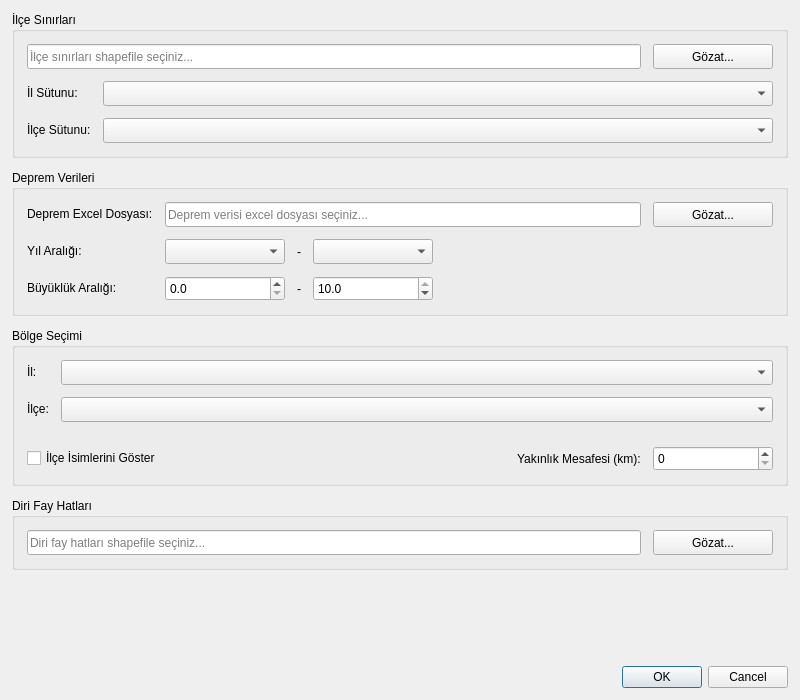
Before: the Qt Designer form ui/ui_EarthquakeAnalysisDialog.ui in 0nur0duncu/pau_earthquake_analysis, drawn with Qt 5.
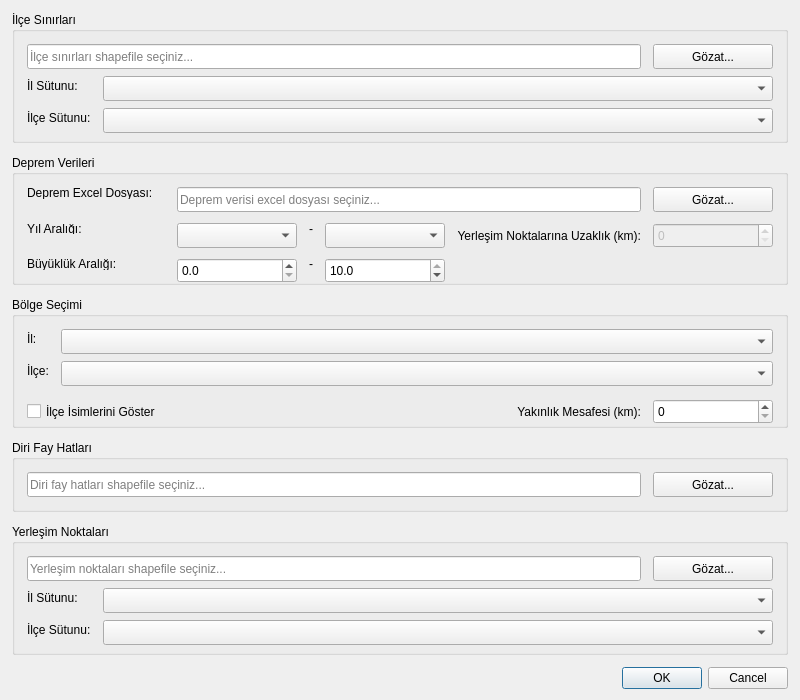
After: the same form once the commit is applied.

```diff
--- a/ui/ui_EarthquakeAnalysisDialog.ui
+++ b/ui/ui_EarthquakeAnalysisDialog.ui
@@ -130,7 +130,7 @@
        <enum>QFormLayout::AllNonFixedFieldsGrow</enum>
       </property>
       <property name="spacing">
-       <number>12</number>
+       <number>24</number>
       </property>
       <property name="margin">
        <number>12</number>
@@ -233,6 +233,41 @@
           </property>
          </spacer>
         </item>
+        <item>
+         <widget class="QLabel" name="settlementDistanceLabel">
+          <property name="minimumSize">
+           <size>
+            <width>0</width>
+            <height>25</height>
+           </size>
+          </property>
+          <property name="text">
+           <string>Yerleşim Noktalarına Uzaklık (km):</string>
+          </property>
+          <property name="alignment">
+           <set>Qt::AlignRight|Qt::AlignVCenter</set>
+          </property>
+         </widget>
+        </item>
+        <item>
+         <widget class="QSpinBox" name="settlementDistanceSpinBox">
+          <property name="minimumSize">
+           <size>
+            <width>120</width>
+            <height>25</height>
+           </size>
+          </property>
+          <property name="maximum">
+           <number>100</number>
+          </property>
+          <property name="singleStep">
+           <number>1</number>
+          </property>
+          <property name="enabled">
+           <bool>false</bool>
+          </property>
+         </widget>
+        </item>
        </layout>
       </item>
       <item row="2" column="0">
@@ -376,11 +411,26 @@
         <property name="spacing">
          <number>12</number>
         </property>
+        <property name="leftMargin">
+         <number>0</number>
+        </property>
         <property name="topMargin">
-         <number>12</number>
+         <number>6</number>
+        </property>
+        <property name="rightMargin">
+         <number>0</number>
+        </property>
+        <property name="bottomMargin">
+         <number>6</number>
         </property>
         <item>
          <widget class="QCheckBox" name="showLabelsCheckBox">
+          <property name="minimumSize">
+           <size>
+            <width>0</width>
+            <height>25</height>
+           </size>
+          </property>
           <property name="text">
            <string>İlçe İsimlerini Göster</string>
           </property>
@@ -401,9 +451,18 @@
         </item>
         <item>
          <widget class="QLabel" name="bufferLabel">
+          <property name="minimumSize">
+           <size>
+            <width>0</width>
+            <height>25</height>
+           </size>
+          </property>
           <property name="text">
            <string>Yakınlık Mesafesi (km):</string>
           </property>
+          <property name="alignment">
+           <set>Qt::AlignRight|Qt::AlignVCenter</set>
+          </property>
          </widget>
         </item>
         <item>
@@ -481,6 +540,100 @@
      </layout>
     </widget>
    </item>
+   <item>
+    <widget class="QGroupBox" name="settlementGroup">
+     <property name="title">
+      <string>Yerleşim Noktaları</string>
+     </property>
+     <layout class="QFormLayout" name="settlementLayout">
+      <property name="fieldGrowthPolicy">
+       <enum>QFormLayout::AllNonFixedFieldsGrow</enum>
+      </property>
+      <property name="spacing">
+       <number>12</number>
+      </property>
+      <property name="margin">
+       <number>12</number>
+      </property>
+      <item row="0" column="0" colspan="2">
+       <layout class="QHBoxLayout" name="settlementFileLayout">
+        <property name="spacing">
+         <number>12</number>
+        </property>
+        <item>
+         <widget class="QLineEdit" name="settlementFileEdit">
+          <property name="minimumSize">
+           <size>
+            <width>0</width>
+            <height>25</height>
+           </size>
+          </property>
+          <property name="readOnly">
+           <bool>true</bool>
+          </property>
+          <property name="placeholderText">
+           <string>Yerleşim noktaları shapefile seçiniz...</string>
+          </property>
+         </widget>
+        </item>
+        <item>
+         <widget class="QPushButton" name="settlementFileButton">
+          <property name="minimumSize">
+           <size>
+            <width>120</width>
+            <height>25</height>
+           </size>
+          </property>
+          <property name="text">
+           <string>Gözat...</string>
+          </property>
+         </widget>
+        </item>
+       </layout>
+      </item>
+      <item row="1" column="0">
+       <widget class="QLabel" name="settlementIlLabel">
+        <property name="text">
+         <string>İl Sütunu:</string>
+        </property>
+       </widget>
+      </item>
+      <item row="1" column="1">
+       <widget class="QComboBox" name="settlementIlColumnComboBox">
+        <property name="minimumSize">
+         <size>
+          <width>0</width>
+          <height>25</height>
+         </size>
+        </property>
+        <property name="placeholderText">
+         <string>İl sütununu seçiniz...</string>
+        </property>
+       </widget>
+      </item>
+      <item row="2" column="0">
+       <widget class="QLabel" name="settlementIlceLabel">
+        <property name="text">
+         <string>İlçe Sütunu:</string>
+        </property>
+       </widget>
+      </item>
+      <item row="2" column="1">
+       <widget class="QComboBox" name="settlementIlceColumnComboBox">
+        <property name="minimumSize">
+         <size>
+          <width>0</width>
+          <height>25</height>
+         </size>
+        </property>
+        <property name="placeholderText">
+         <string>İlçe sütununu seçiniz...</string>
+        </property>
+       </widget>
+      </item>
+     </layout>
+    </widget>
+   </item>
    <item>
     <spacer name="verticalSpacer">
      <property name="orientation">
```
